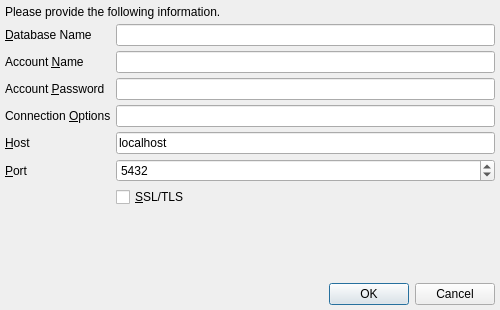
textbrowser/spot-on, file branches/trunk/UI/spot-on-postgresql-connect.ui: the form before one commit.
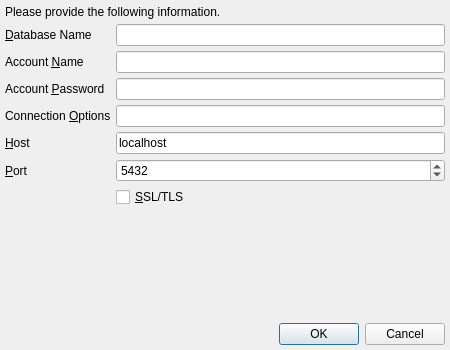
The form after the commit. Icons and pictures are not drawn.

The edit to the form file:
```diff
--- a/branches/trunk/UI/spot-on-postgresql-connect.ui
+++ b/branches/trunk/UI/spot-on-postgresql-connect.ui
@@ -6,8 +6,8 @@
    <rect>
     <x>0</x>
     <y>0</y>
-    <width>500</width>
-    <height>310</height>
+    <width>450</width>
+    <height>350</height>
    </rect>
   </property>
   <property name="windowIcon">
```
